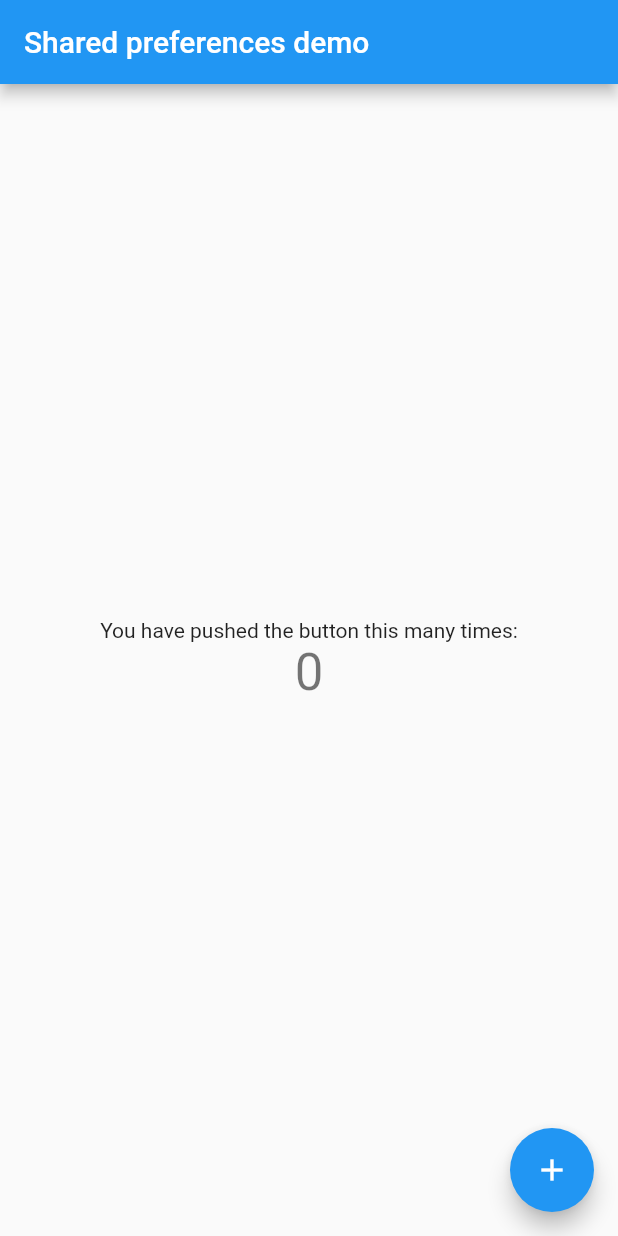
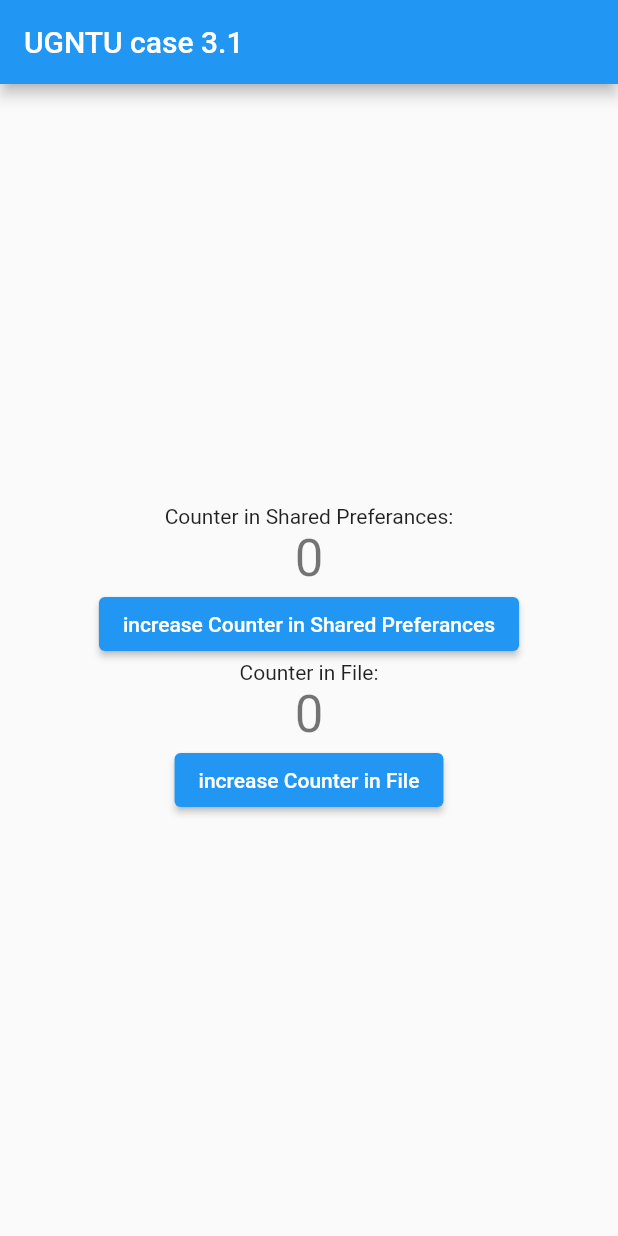
Before and after one commit to Wolfram-180/ugntu_flutter_course_case_3_1, a Flutter app: the screen it shows after launch, on a phone screen of 412 x 824 dp. Run offline on Flutter 3.47's test engine with Material 2 defaults, Android fonts, the phone set to English and light mode, and no system bars; our stand-ins replace shared_preferences.

Commit message:
Counters added

```diff
--- a/lib/main.dart
+++ b/lib/main.dart
@@ -6,12 +6,12 @@ void main() => runApp(const MyApp());
 class MyApp extends StatelessWidget {
   const MyApp({Key? key}) : super(key: key);
 
-  // This widget is the root of the application.
   @override
   Widget build(BuildContext context) {
+    const String appTitle = 'UGNTU case 3.1';
     return const MaterialApp(
-      title: 'Shared preferences demo',
-      home: MyHomePage(title: 'Shared preferences demo'),
+      title: appTitle,
+      home: MyHomePage(title: appTitle),
     );
   }
 }
@@ -26,28 +26,29 @@ class MyHomePage extends StatefulWidget {
 }
 
 class _MyHomePageState extends State<MyHomePage> {
-  int _counter = 0;
+  int _counter_in_sharedprefs = 0;
+  int _counter_in_file = 0;
 
   @override
   void initState() {
     super.initState();
-    _loadCounter();
+    _loadSPCounter();
   }
 
   //Loading counter value on start
-  void _loadCounter() async {
+  void _loadSPCounter() async {
     final prefs = await SharedPreferences.getInstance();
     setState(() {
-      _counter = (prefs.getInt('counter') ?? 0);
+      _counter_in_sharedprefs = (prefs.getInt('counter') ?? 0);
     });
   }
 
   //Incrementing counter after click
-  void _incrementCounter() async {
+  void _incrementSPCounter() async {
     final prefs = await SharedPreferences.getInstance();
     setState(() {
-      _counter = (prefs.getInt('counter') ?? 0) + 1;
-      prefs.setInt('counter', _counter);
+      _counter_in_sharedprefs = (prefs.getInt('counter') ?? 0) + 1;
+      prefs.setInt('counter', _counter_in_sharedprefs);
     });
   }
 
@@ -62,20 +63,30 @@ class _MyHomePageState extends State<MyHomePage> {
           mainAxisAlignment: MainAxisAlignment.center,
           children: [
             const Text(
-              'You have pushed the button this many times:',
+              'Counter in Shared Preferances:',
             ),
             Text(
-              '$_counter',
+              '$_counter_in_sharedprefs',
               style: Theme.of(context).textTheme.headline4,
+            ),
+            ElevatedButton(
+              onPressed: _incrementSPCounter,
+              child: Text('increase Counter in Shared Preferances'),
+            ),
+            const Text(
+              'Counter in File:',
+            ),
+            Text(
+              '$_counter_in_file',
+              style: Theme.of(context).textTheme.headline4,
+            ),
+            ElevatedButton(
+              onPressed: () {},
+              child: Text('increase Counter in File'),
             ),
           ],
         ),
       ),
-      floatingActionButton: FloatingActionButton(
-        onPressed: _incrementCounter,
-        tooltip: 'Increment',
-        child: const Icon(Icons.add),
-      ), // This trailing comma makes auto-formatting nicer for build methods.
     );
   }
 }
```
